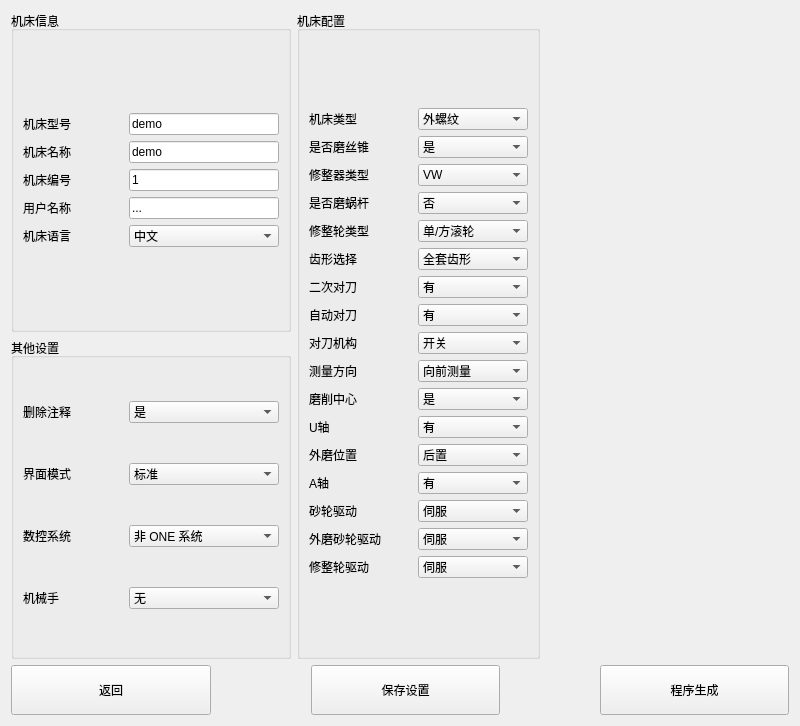
Before: the Qt Designer form creatorwindow.ui in nie11kun/HorizonJuicerCreator, drawn with Qt 5.
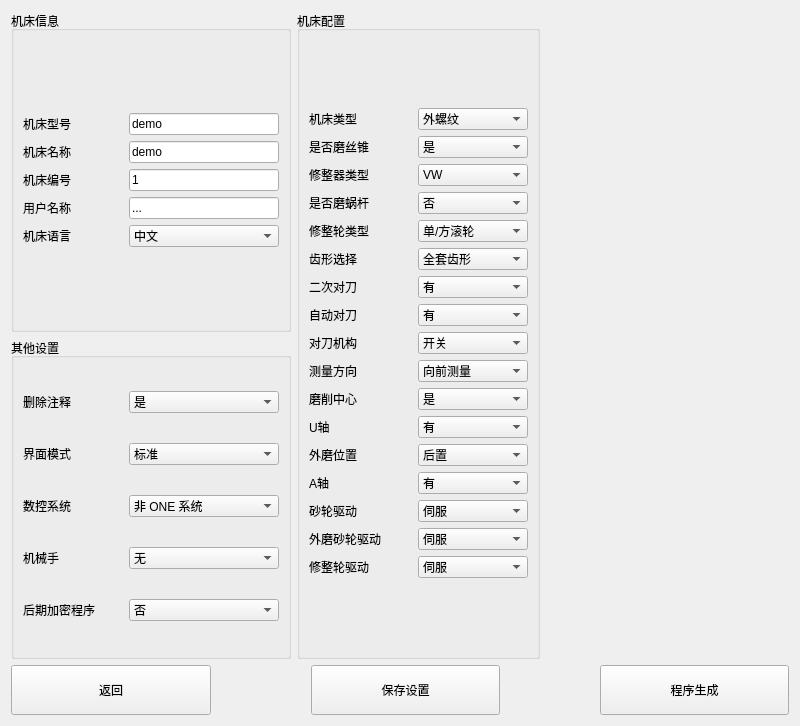
After: the same form once the commit is applied.

Patch:
```diff
--- a/creatorwindow.ui
+++ b/creatorwindow.ui
@@ -268,6 +268,27 @@
             </item>
            </widget>
           </item>
+          <item row="4" column="0">
+           <widget class="QLabel" name="labelEncryption">
+            <property name="text">
+             <string>后期加密程序</string>
+            </property>
+           </widget>
+          </item>
+          <item row="4" column="1">
+           <widget class="QComboBox" name="comboBoxEncryption">
+            <item>
+             <property name="text">
+              <string>否</string>
+             </property>
+            </item>
+            <item>
+             <property name="text">
+              <string>是</string>
+             </property>
+            </item>
+           </widget>
+          </item>
          </layout>
         </widget>
        </item>
```
